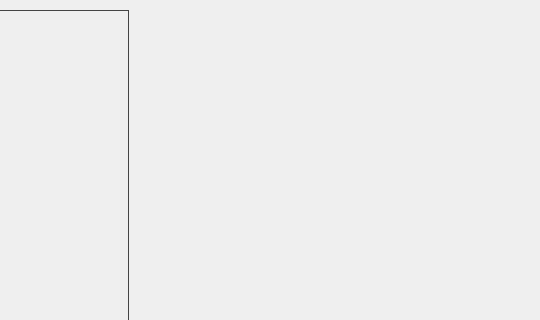
This is design_host.ui in ErikBsly/Sneeek as Qt 5 draws it before an edit; both pictures show x 405 to 945 and y 0 to 320 of the 945 by 548 pixel window. The edited form follows.
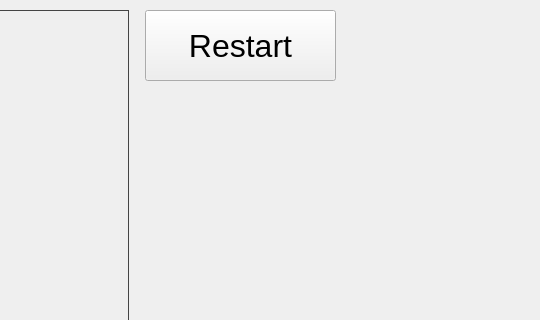
This is the edited form.

```diff
--- a/design_host.ui
+++ b/design_host.ui
@@ -30,6 +30,22 @@
      <string>Snake Canvas!</string>
     </property>
    </widget>
+   <widget class="QPushButton" name="pushButtonRestart">
+    <property name="geometry">
+     <rect>
+      <x>550</x>
+      <y>10</y>
+      <width>191</width>
+      <height>71</height>
+     </rect>
+    </property>
+    <property name="styleSheet">
+     <string notr="true">font-size: 24pt;</string>
+    </property>
+    <property name="text">
+     <string>Restart</string>
+    </property>
+   </widget>
   </widget>
   <widget class="QStatusBar" name="statusbar"/>
  </widget>
```
Left out of the diff: 2 changed lines with no effect on the pictures.
